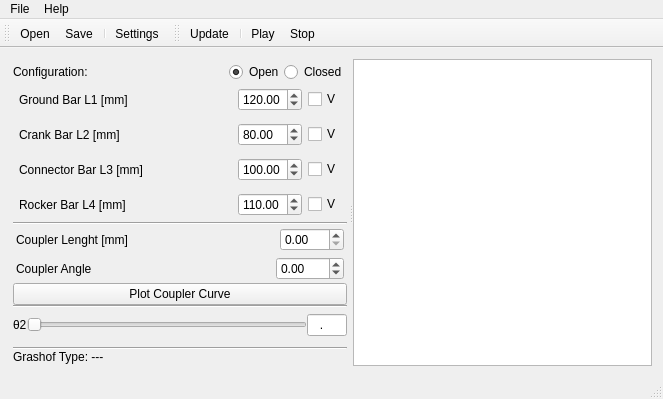
This is mainwindow.ui in stivio00/FourBarVis as Qt 5 draws it before an edit. The edited form follows.
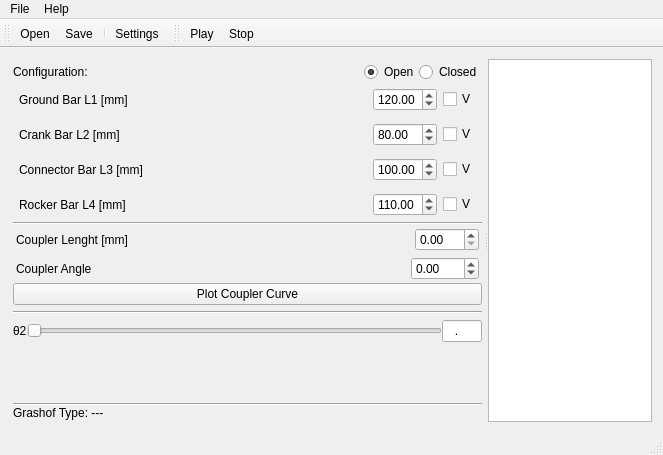
This is the edited form. Icons and pictures are not drawn.

Patch:
```diff
--- a/mainwindow.ui
+++ b/mainwindow.ui
@@ -7,7 +7,7 @@
     <x>0</x>
     <y>0</y>
     <width>663</width>
-    <height>399</height>
+    <height>455</height>
    </rect>
   </property>
   <property name="windowTitle">
@@ -452,6 +452,16 @@
           </property>
          </widget>
         </item>
+        <item>
+         <widget class="QWidget" name="widget_10" native="true">
+          <property name="minimumSize">
+           <size>
+            <width>0</width>
+            <height>6</height>
+           </size>
+          </property>
+         </widget>
+        </item>
         <item>
          <widget class="Line" name="line_3">
           <property name="orientation">
@@ -566,7 +576,20 @@
         </item>
        </layout>
       </widget>
-      <widget class="QGraphicsView" name="graphicsView"/>
+      <widget class="QGraphicsView" name="graphicsView">
+       <property name="sizeAdjustPolicy">
+        <enum>QAbstractScrollArea::AdjustToContents</enum>
+       </property>
+       <property name="renderHints">
+        <set>QPainter::Antialiasing|QPainter::HighQualityAntialiasing|QPainter::SmoothPixmapTransform|QPainter::TextAntialiasing</set>
+       </property>
+       <property name="dragMode">
+        <enum>QGraphicsView::ScrollHandDrag</enum>
+       </property>
+       <property name="resizeAnchor">
+        <enum>QGraphicsView::AnchorUnderMouse</enum>
+       </property>
+      </widget>
      </widget>
     </item>
    </layout>
@@ -621,8 +644,6 @@
    <attribute name="toolBarBreak">
     <bool>false</bool>
    </attribute>
-   <addaction name="actionUpdate"/>
-   <addaction name="separator"/>
    <addaction name="actionPlay"/>
    <addaction name="actionStop"/>
   </widget>
```
Left out of the diff: 2 changed lines with no effect on the pictures.
